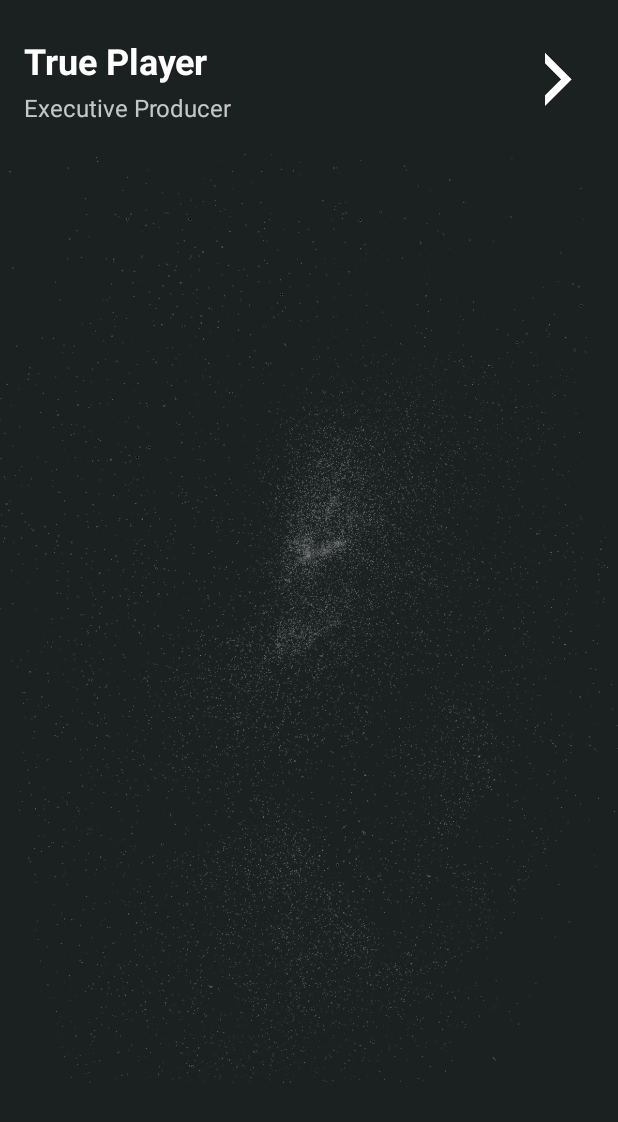
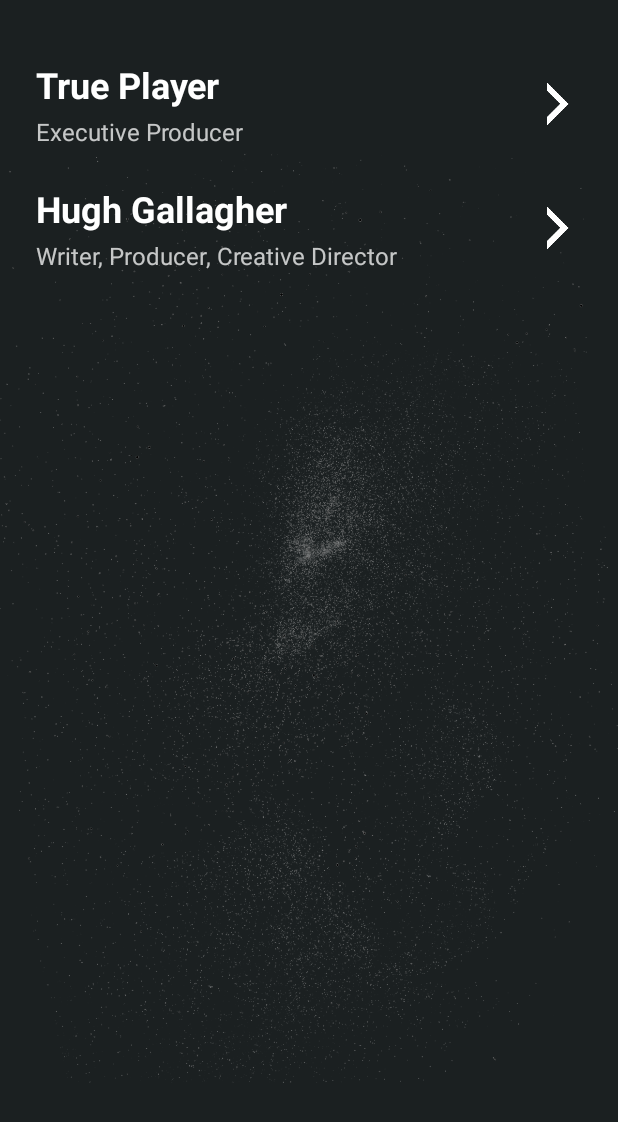
Before and after one commit to Yo-Ching/YoChing-Android, an Android app: the CreditsActivity screen opened directly, with no data from a screen before it, on a phone screen of 412 x 824 dp. Shown: the top 1122 px of the screen. Run offline under Robolectric (Android 15) with nearby library versions, the light colour scheme and no system bars.

Commit message:
Refines credits layout + Exports CreditsActivity

```diff
--- a/app/src/main/AndroidManifest.xml
+++ b/app/src/main/AndroidManifest.xml
@@ -25,7 +25,8 @@
                 android:label="@string/title_activity_read_wrexagram"
                 android:theme="@style/YoChingTheme">
         </activity>
-        <activity android:name=".activities.CreditsActivity">
+        <activity android:name=".activities.CreditsActivity"
+                  android:exported="true">
         </activity>
     </application>
 
--- a/app/src/main/res/layout/activity_credits.xml
+++ b/app/src/main/res/layout/activity_credits.xml
@@ -1,66 +1,142 @@
 <?xml version="1.0" encoding="utf-8"?>
 <FrameLayout
+        android:background="@color/colorPrimary"
+        android:layout_height="match_parent"
+        android:layout_width="match_parent"
+        tools:context="tech.redroma.yoching.activities.CreditsActivity"
         xmlns:android="http://schemas.android.com/apk/res/android"
         xmlns:app="http://schemas.android.com/apk/res-auto"
         xmlns:tools="http://schemas.android.com/tools"
-        android:layout_height="match_parent"
-        android:layout_width="match_parent"
-        tools:context="tech.redroma.yoching.activities.CreditsActivity"
-        android:background="@color/colorPrimary">
+>
 
     <ImageView
+            android:id="@+id/galaxy_background"
+            android:layout_height="wrap_content"
             android:layout_width="wrap_content"
+            app:srcCompat="@drawable/galaxy_white_transparent"
+    />
+
+    <ScrollView
+            android:layout_width="match_parent"
+            android:layout_height="match_parent">
+
+        <LinearLayout
                 android:layout_height="wrap_content"
-            app:srcCompat="@drawable/galaxy_white_transparent"
-            android:id="@+id/galaxy_background" />
+                android:layout_marginLeft="24dp"
+                android:layout_marginRight="16dp"
+                android:layout_marginTop="40dp"
+                android:layout_width="match_parent"
+                android:orientation="vertical"
+        >
+
             <LinearLayout
+                    android:background="?attr/selectableItemBackgroundBorderless"
+                    android:layout_height="wrap_content"
+                    android:layout_marginBottom="24dp"
+                    android:layout_width="match_parent"
+                    android:orientation="horizontal"
+            >
+
+                <LinearLayout
+                        android:layout_height="wrap_content"
+                        android:layout_weight="1"
+                        android:layout_width="match_parent"
                         android:orientation="vertical"
+                >
+
+                    <TextView
+                            android:foregroundGravity="center_vertical"
+                            android:gravity="center_vertical"
+                            android:layout_gravity="clip_vertical"
+                            android:layout_height="wrap_content"
+                            android:layout_marginBottom="4dp"
+                            android:layout_weight="0.9"
                             android:layout_width="match_parent"
-            android:layout_height="match_parent"
-            android:layout_marginLeft="16dp"
-            android:layout_marginRight="16dp"
-            android:layout_marginTop="24dp">
-        <LinearLayout
-                android:orientation="horizontal"
-                android:layout_width="match_parent"
-                android:layout_height="wrap_content">
-            <LinearLayout
-                    android:orientation="vertical"
-                    android:layout_width="match_parent"
-                    android:layout_height="wrap_content"
-                    android:layout_weight="1">
-                <TextView
                             android:text="True Player"
-                        android:layout_width="match_parent"
-                        android:layout_height="wrap_content"
-                        android:id="@+id/textView2"
-                        android:layout_weight="0.9"
                             android:textColor="@android:color/white"
                             android:textSize="24sp"
+                            android:textStyle="bold"
+                    />
+
+                    <TextView
+                            android:foregroundGravity="center_vertical"
+                            android:gravity="center_vertical"
                             android:layout_gravity="clip_vertical"
-                        android:gravity="center_vertical"
-                        android:foregroundGravity="center_vertical"
-                        android:textStyle="bold"
-                        android:layout_marginBottom="4dp" />
-                <TextView
+                            android:layout_height="wrap_content"
+                            android:layout_weight="0.9"
+                            android:layout_width="match_parent"
                             android:text="Executive Producer"
-                        android:layout_width="match_parent"
-                        android:layout_height="wrap_content"
-                        android:id="@+id/textView3"
-                        android:layout_weight="0.9"
                             android:textColor="@color/white_alpha_75"
                             android:textSize="16sp"
+                    />
+
+                </LinearLayout>
+
+                <ImageView
+                        android:layout_gravity="center_vertical"
+                        android:layout_height="40dp"
+                        android:layout_weight="1"
+                        android:layout_width="wrap_content"
+                        app:srcCompat="@drawable/arrow_right"
+                />
+
+            </LinearLayout>
+
+
+            <LinearLayout
+                    android:background="?attr/selectableItemBackgroundBorderless"
+                    android:layout_height="match_parent"
+                    android:layout_marginBottom="24dp"
+                    android:layout_width="match_parent"
+                    android:orientation="horizontal"
+            >
+
+                <LinearLayout
+                        android:layout_height="wrap_content"
+                        android:layout_weight="1"
+                        android:layout_width="match_parent"
+                        android:orientation="vertical"
+                >
+
+                    <TextView
+                            android:foregroundGravity="center_vertical"
+                            android:gravity="center_vertical"
                             android:layout_gravity="clip_vertical"
+                            android:layout_height="wrap_content"
+                            android:layout_marginBottom="4dp"
+                            android:layout_weight="0.9"
+                            android:layout_width="match_parent"
+                            android:text="Hugh Gallagher"
+                            android:textColor="@android:color/white"
+                            android:textSize="24sp"
+                            android:textStyle="bold"
+                    />
+
+                    <TextView
+                            android:foregroundGravity="center_vertical"
                             android:gravity="center_vertical"
-                        android:foregroundGravity="center_vertical" />
+                            android:layout_gravity="clip_vertical"
+                            android:layout_height="wrap_content"
+                            android:layout_weight="0.9"
+                            android:layout_width="match_parent"
+                            android:text="Writer, Producer, Creative Director"
+                            android:textColor="@color/white_alpha_75"
+                            android:textSize="16sp"
+                    />
+
                 </LinearLayout>
+
                 <ImageView
+                        android:layout_gravity="center_vertical"
+                        android:layout_height="40dp"
+                        android:layout_weight="1"
                         android:layout_width="wrap_content"
-                    android:layout_height="50dp"
                         app:srcCompat="@drawable/arrow_right"
-                    android:id="@+id/imageView2"
-                    android:layout_weight="1"
-                    android:layout_gravity="center_vertical" />
+                />
+
             </LinearLayout>
+
+
         </LinearLayout>
+    </ScrollView>
 </FrameLayout>
```
Lines whose indentation alone changed are shown as unchanged.
